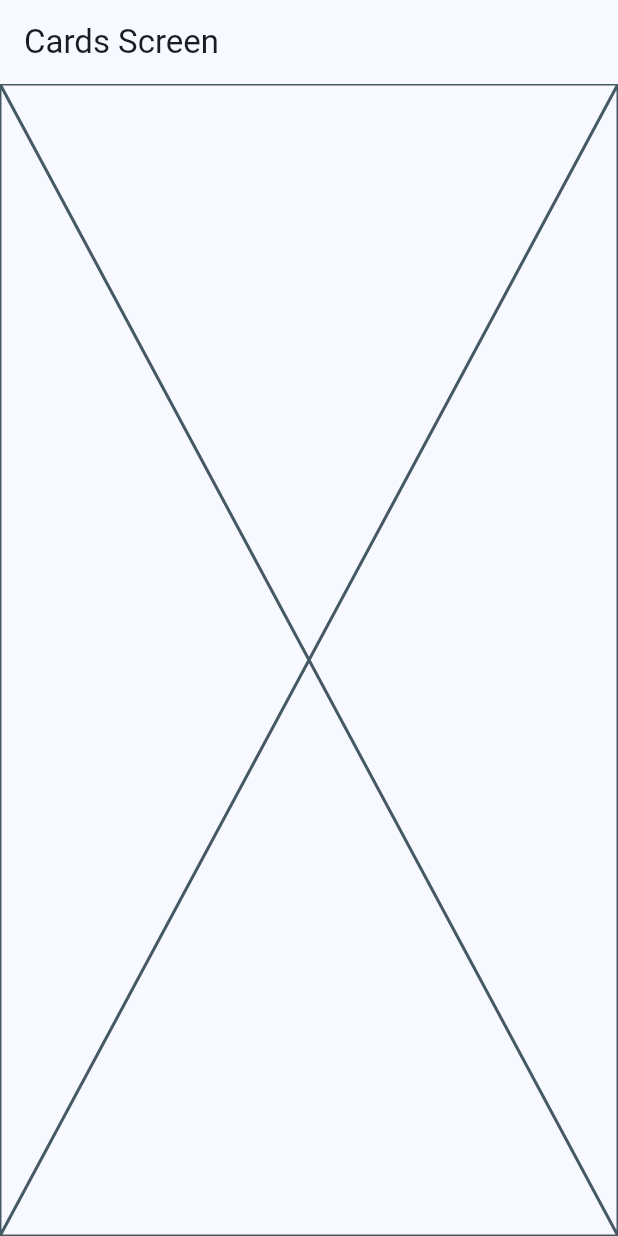
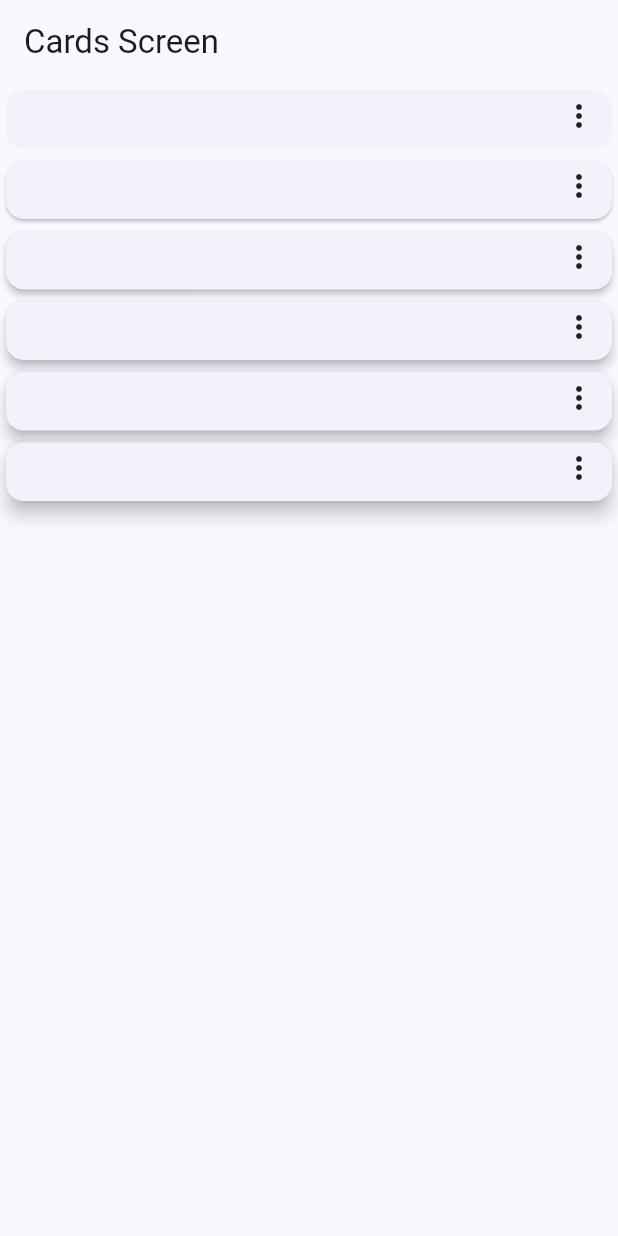
Before and after one commit to jadrdev/widgets_app, a Flutter app: the CardsScreen screen opened by its route, on a phone screen of 412 x 824 dp. Run offline on Flutter 3.47's test engine with Material 2 defaults, Android fonts, the phone set to English and light mode, and no system bars; our stand-ins replace go_router.

Commit message:
WIP: Widgets Cards

```diff
--- a/lib/presentation/screens/cards/cards_screen.dart
+++ b/lib/presentation/screens/cards/cards_screen.dart
@@ -1,4 +1,13 @@
 import 'package:flutter/material.dart';
+
+const cards = <Map<String, dynamic>>[
+  {'elevation': 0.0, 'label': 'Elevation: 0'},
+  {'elevation': 1.0, 'label': 'Elevation: 1'},
+  {'elevation': 2.0, 'label': 'Elevation: 2'},
+  {'elevation': 3.0, 'label': 'Elevation: 3'},
+  {'elevation': 4.0, 'label': 'Elevation: 4'},
+  {'elevation': 5.0, 'label': 'Elevation: 5'},
+];
 
 class CardsScreen extends StatelessWidget {
   static const name = 'cards_screen';
@@ -10,7 +19,41 @@ class CardsScreen extends StatelessWidget {
       appBar: AppBar(
         title: const Text('Cards Screen'),
       ),
-      body: const Placeholder(),
+      body: const _CardView(),
     );
   }
 }
+
+class _CardView extends StatelessWidget {
+  const _CardView({
+    super.key,
+  });
+
+  @override
+  Widget build(BuildContext context) {
+    return Column(children: [
+      ...cards.map((card) =>
+          _CardType1(elevation: card['elevation'], label: card['label']))
+    ]);
+  }
+}
+
+class _CardType1 extends StatelessWidget {
+  final String label;
+  final double elevation;
+
+  const _CardType1({required this.label, required this.elevation});
+
+  @override
+  Widget build(BuildContext context) {
+    return Card(
+        elevation: elevation,
+        child: const Padding(
+            padding: EdgeInsets.fromLTRB(10, 5, 10, 10),
+            child: Column(
+              children: [Align(
+                alignment: Alignment.topRight,
+                child: Icon(Icons.more_vert_outlined))],
+            )));
+  }
+}
```
